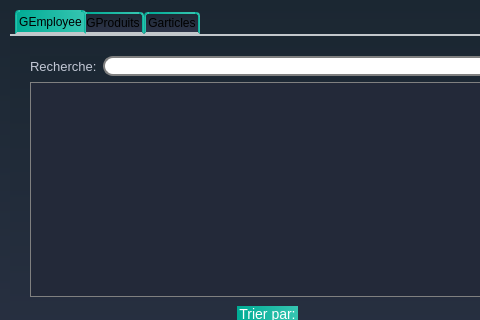
Before: the Qt Designer form employee_interface/employee.ui in snwxr/Dry_Cleaner_2A3, drawn with Qt 5; both pictures show x 0 to 480 and y 0 to 320 of the 979 by 538 pixel window.
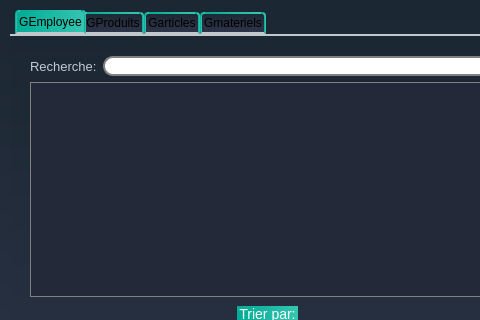
After: the same form once the commit is applied. Icons and pictures are not drawn.

The edit to the form file:
```diff
--- a/employee_interface/employee.ui
+++ b/employee_interface/employee.ui
@@ -2613,6 +2613,11 @@
      <string>Garticles</string>
     </attribute>
    </widget>
+   <widget class="QWidget" name="tab_2">
+    <attribute name="title">
+     <string>Gmateriels</string>
+    </attribute>
+   </widget>
   </widget>
  </widget>
  <resources/>
```
